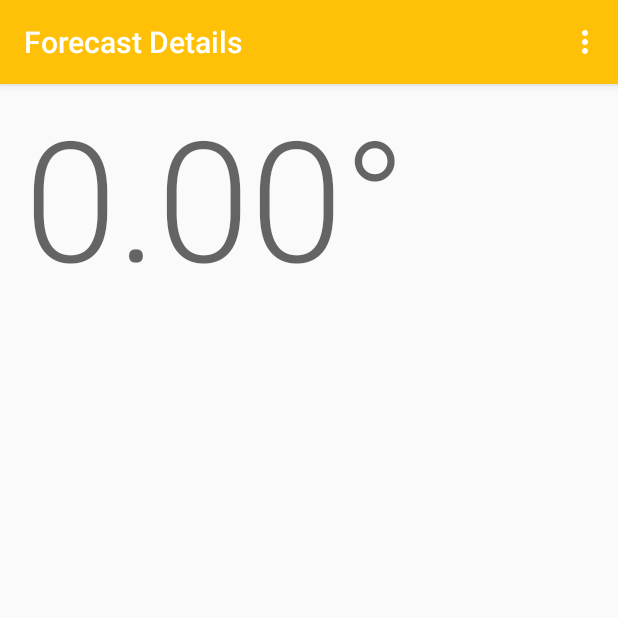
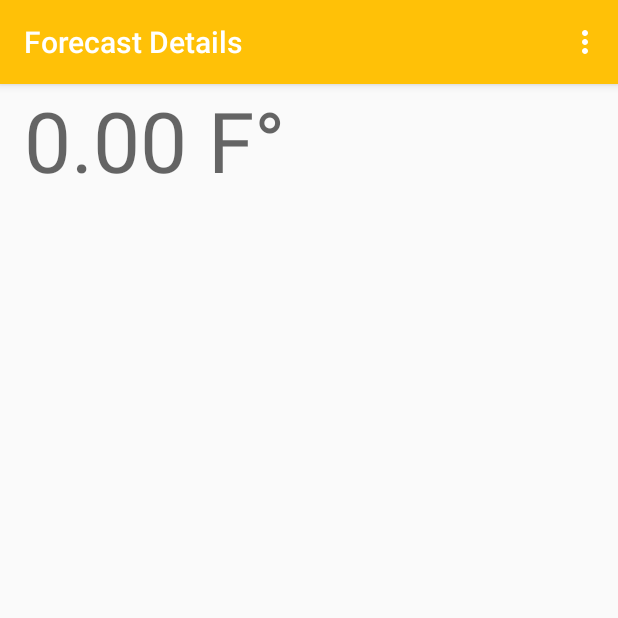
Before and after one commit to n8ebel/AD340, an Android app: the ForecastDetailsActivity screen opened directly, with no data from a screen before it, on a phone screen of 412 x 824 dp, the top half of it. Run offline under Robolectric (Android 15) with nearby library versions, the phone set to English and light mode, and no system bars.

Commit message:
Add AlertDialog to manage temp display unit setting

```diff
--- a/app/src/main/java/com/goobar/io/ad340/DailyForecastListAdapter.kt
+++ b/app/src/main/java/com/goobar/io/ad340/DailyForecastListAdapter.kt
@@ -13,9 +13,10 @@ class DailyForecastViewHolder(view: View) : RecyclerView.ViewHolder(view) {
 
     private val tempText = view.findViewById<TextView>(R.id.tempText)
     private val descriptionText = view.findViewById<TextView>(R.id.descriptionText)
+    private val tempDisplaySettingManager = TempDisplaySettingManager(view.context)
 
     fun bind(dailyForecast: DailyForecast) {
-        tempText.text = formatTempForDisplay(dailyForecast.temp)
+        tempText.text = formatTempForDisplay(dailyForecast.temp, tempDisplaySettingManager.getTempDisplaySetting())
         descriptionText.text = dailyForecast.description
     }
 }
--- a/app/src/main/java/com/goobar/io/ad340/ForecastUtils.kt
+++ b/app/src/main/java/com/goobar/io/ad340/ForecastUtils.kt
@@ -1,3 +1,11 @@
 package com.goobar.io.ad340
 
-fun formatTempForDisplay(temp: Float) = String.format("%.2f°", temp)
+fun formatTempForDisplay(temp: Float, tempDisplaySetting: TempDisplaySetting) : String {
+    return when (tempDisplaySetting) {
+        TempDisplaySetting.Fahrenheit -> String.format("%.2f F°", temp)
+        TempDisplaySetting.Celsius -> {
+            val temp = (temp - 32f) * (5f/9f)
+            String.format("%.2f C°", temp)
+        }
+    }
+}
--- a/app/src/main/java/com/goobar/io/ad340/MainActivity.kt
+++ b/app/src/main/java/com/goobar/io/ad340/MainActivity.kt
@@ -37,9 +37,6 @@ class MainActivity : AppCompatActivity() {
     val dailyForecastList: RecyclerView = findViewById(R.id.dailyForecastList)
     dailyForecastList.layoutManager = LinearLayoutManager(this)
     val dailyForecastAdapter = DailyForecastListAdapter() {
-      val msg = getString(R.string.forecast_clicked_format, it.temp, it.description)
-      Toast.makeText(this, msg, Toast.LENGTH_SHORT).show()
-
       showForecastDetails(it)
     }
     dailyForecastList.adapter = dailyForecastAdapter
@@ -50,7 +47,6 @@ class MainActivity : AppCompatActivity() {
       dailyForecastAdapter.submitList(forecastItems)
     }
     forecastRepository.weeklyForecast.observe(this, weeklyForecastObserver)
-
   }
 
   private fun showForecastDetails(forecast: DailyForecast) {
--- /dev/null
+++ b/app/src/main/java/com/goobar/io/ad340/TempDisplaySettingManager.kt
@@ -0,0 +1,23 @@
+package com.goobar.io.ad340
+
+import android.content.Context
+import androidx.core.content.edit
+import androidx.lifecycle.LiveData
+import androidx.lifecycle.MutableLiveData
+
+enum class TempDisplaySetting {
+    Fahrenheit, Celsius
+}
+
+class TempDisplaySettingManager(context: Context) {
+    private val preferences = context.getSharedPreferences("settings", Context.MODE_PRIVATE)
+
+    fun updateSetting(setting: TempDisplaySetting) {
+        preferences.edit().putString("key_temp_display", setting.name).commit()
+    }
+
+    fun getTempDisplaySetting() : TempDisplaySetting {
+        val settingValue = preferences.getString("key_temp_display", TempDisplaySetting.Fahrenheit.name) ?: TempDisplaySetting.Fahrenheit.name
+        return TempDisplaySetting.valueOf(settingValue)
+    }
+}
--- a/app/src/main/java/com/goobar/io/ad340/details/ForecastDetailsActivity.kt
+++ b/app/src/main/java/com/goobar/io/ad340/details/ForecastDetailsActivity.kt
@@ -9,22 +9,33 @@ import android.view.MenuItem
 import android.widget.TextView
 import android.widget.Toast
 import androidx.appcompat.app.AlertDialog
+import androidx.lifecycle.Observer
 import com.goobar.io.ad340.R
+import com.goobar.io.ad340.TempDisplaySetting
+import com.goobar.io.ad340.TempDisplaySettingManager
 import com.goobar.io.ad340.formatTempForDisplay
 
 class ForecastDetailsActivity : AppCompatActivity() {
+
+    private lateinit var tempDisplaySettingManager: TempDisplaySettingManager
 
     override fun onCreate(savedInstanceState: Bundle?) {
         super.onCreate(savedInstanceState)
         setContentView(R.layout.activity_forecast_details)
 
+        tempDisplaySettingManager = TempDisplaySettingManager(this)
+
         setTitle(R.string.forecast_details)
 
+        bindForecastData()
+    }
+
+    private fun bindForecastData() {
         val tempText = findViewById<TextView>(R.id.tempText)
         val descriptionText = findViewById<TextView>(R.id.descriptionText)
 
         val temp = intent.getFloatExtra("key_temp", 0f)
-        tempText.text = formatTempForDisplay(temp)
+        tempText.text = formatTempForDisplay(temp, tempDisplaySettingManager.getTempDisplaySetting())
         descriptionText.text = intent.getStringExtra("key_description")
     }
 
@@ -51,11 +62,14 @@ class ForecastDetailsActivity : AppCompatActivity() {
             .setMessage("Choose which temperature unit to use for temperature display")
             .setPositiveButton("F°", object: DialogInterface.OnClickListener {
                 override fun onClick(dialog: DialogInterface?, which: Int) {
-                    Toast.makeText(this@ForecastDetailsActivity, "show using F°", Toast.LENGTH_SHORT).show()
+                    tempDisplaySettingManager.updateSetting(TempDisplaySetting.Fahrenheit)
                 }
             })
             .setNeutralButton("C°") { _,_ ->
-                Toast.makeText(this@ForecastDetailsActivity, "show using C°", Toast.LENGTH_SHORT).show()
+                tempDisplaySettingManager.updateSetting(TempDisplaySetting.Celsius)
+            }
+            .setOnDismissListener {
+                Toast.makeText(this, "Setting will take affect on app restart", Toast.LENGTH_SHORT).show()
             }
 
         dialogBuilder.show()
--- a/app/src/main/res/layout/activity_forecast_details.xml
+++ b/app/src/main/res/layout/activity_forecast_details.xml
@@ -15,7 +15,7 @@
         android:layout_marginEnd="16dp"
         android:ellipsize="end"
         android:maxLines="1"
-        android:textAppearance="@style/TextAppearance.AppCompat.Display4"
+        android:textAppearance="@style/TextAppearance.AppCompat.Display3"
         app:layout_constraintEnd_toEndOf="parent"
         app:layout_constraintHorizontal_bias="0.0"
         app:layout_constraintStart_toStartOf="parent"
@@ -26,7 +26,7 @@
         android:id="@+id/descriptionText"
         android:layout_width="wrap_content"
         android:layout_height="wrap_content"
-        android:textAppearance="@style/TextAppearance.AppCompat.Display1"
+        android:textAppearance="@style/TextAppearance.AppCompat.Large"
         app:layout_constraintStart_toStartOf="@+id/tempText"
         app:layout_constraintTop_toBottomOf="@+id/tempText"
         tools:text="Partly cloudy" />
```
Also changed, not shown: app/src/main/res/drawable/ic_search_black_24dp.xml (added, +9 -0 lines).
